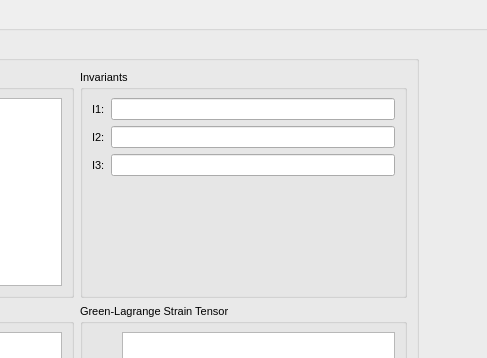
Qt form res/designer/simulations/biomeng321lab1.ui (hsorby/neon) before a commit; both pictures show x 289 to 776 and y 0 to 358 of the 1066 by 907 pixel window.
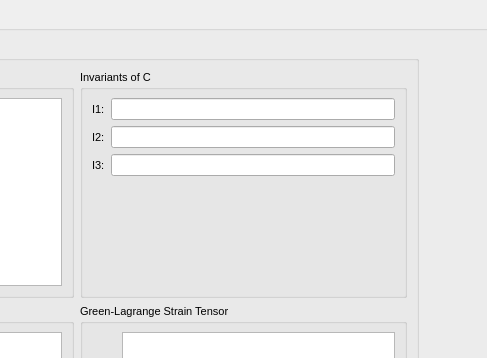
The same form after that commit. Custom widgets are drawn as their Qt base class.

The edit to the form file:
```diff
--- a/res/designer/simulations/biomeng321lab1.ui
+++ b/res/designer/simulations/biomeng321lab1.ui
@@ -25,7 +25,7 @@
         <property name="orientation">
          <enum>Qt::Horizontal</enum>
         </property>
-        <widget class="QWidget" name="">
+        <widget class="QWidget" name="layoutWidget">
          <layout class="QVBoxLayout" name="verticalLayout">
           <item>
            <widget class="QGroupBox" name="groupBox_9">
@@ -109,7 +109,7 @@
                 </font>
                </property>
                <property name="title">
-                <string>Invariants</string>
+                <string>Invariants of C</string>
                </property>
                <layout class="QFormLayout" name="formLayout">
                 <item row="0" column="0">
```
